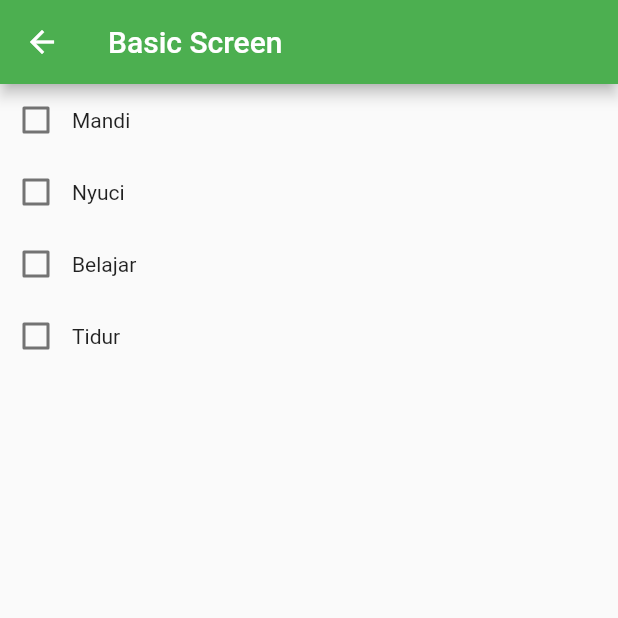
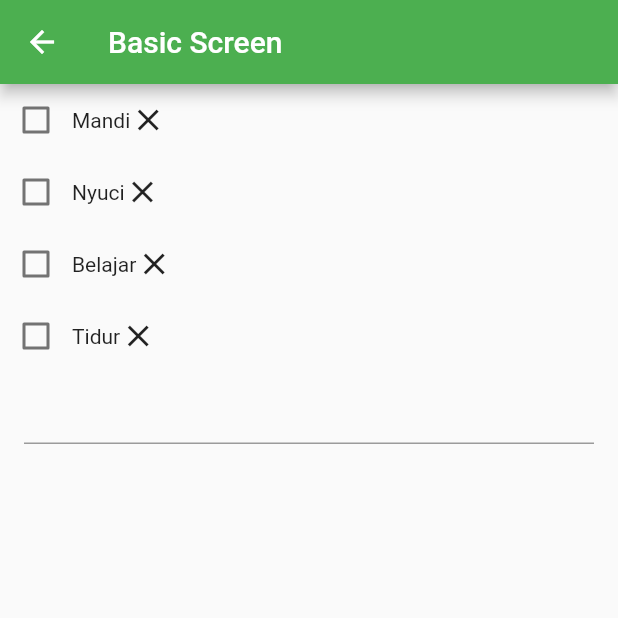
Before and after one commit to imaldi/learn_flutter_from_basic, a Flutter app: the BasicScreen screen opened directly, on a phone screen of 412 x 824 dp, the top half of it. Run offline on Flutter 3.47's test engine with Material 2 defaults, Android fonts, the phone set to English and light mode, and no system bars; our stand-ins replace shared_preferences; accounts and stored records are empty.

Commit message:
done add and delete todo list

```diff
--- a/lib/basic_screen.dart
+++ b/lib/basic_screen.dart
@@ -10,7 +10,6 @@ class BasicScreen extends StatefulWidget {
 }
 
 class _BasicScreenState extends State<BasicScreen> {
-
   // List<bool> listValueToDoIsDone = [
   //   false,
   //   false,
@@ -26,26 +25,31 @@ class _BasicScreenState extends State<BasicScreen> {
   // ];
 
   List<ToDo> listTodo = [
-    ToDo(false,"Mandi"),
-    ToDo(false,"Nyuci"),
-    ToDo(false,"Belajar"),
-    ToDo(false,"Tidur"),
+    ToDo(false, "Mandi"),
+    ToDo(false, "Nyuci"),
+    ToDo(false, "Belajar"),
+    ToDo(false, "Tidur"),
   ];
+  var inputController = TextEditingController();
 
   // 1. cara pertama cuma modal for dan function
-  List<Widget> widgetTodo(){
+  List<Widget> widgetTodo() {
     var listOfToDos = <Widget>[];
-    for(var i = 0; i < listTodo.length; i++){
-      listOfToDos.add(Row(
+    for (var i = 0; i < listTodo.length; i++) {
+      listOfToDos.add(
+        Row(
           children: [
-          Checkbox(value: listTodo[i].isDone, onChanged: (val){
+            Checkbox(
+                value: listTodo[i].isDone,
+                onChanged: (val) {
                   setState(() {
                     listTodo[i].isDone = !listTodo[i].isDone;
                   });
                 }),
             Text(listTodo[i].task),
           ],
-      ),);
+        ),
+      );
     }
     return listOfToDos;
   }
@@ -56,9 +60,62 @@ class _BasicScreenState extends State<BasicScreen> {
       appBar: AppBar(
         title: Text("Basic Screen"),
       ),
-      body: Center(
-        child: Column(children: widgetTodo()
-          ,)
+      body: SingleChildScrollView( // ini dipakai karena kadang widget berupa list, melebihi tinggi dari layar
+        child: Center(
+          child:
+
+              /// ini komen dlu
+              // Column(children: widgetTodo()
+              //   ,)
+              // 2. dengan ListView.builder
+              Column(
+            children: [
+              ListView.builder(
+                  // ini dipakai untuk resolve bentrol Scrollable, karena Listview defaultnya sendiri bisa di scroll, tapi widget lain nggak,
+                  // jadi kadang widget lain kalau keluar layar ga bisa d scroll supaya kelihatan
+                  physics: const NeverScrollableScrollPhysics(),
+                  // ini untuk supaya ListView di dalam Column ga error (Karena kolom ga tau seberapa panjang listview ketika column di buat)
+                  scrollDirection: Axis.vertical,
+                  // ini untuk supaya ListView di dalam Column ga error (Karena kolom ga tau seberapa panjang listview ketika column di buat)
+                  shrinkWrap: true,
+                  // ini wajib biar dia tau mau berapa banyak item yang dia generate / build
+                  itemCount: listTodo.length,
+                  // ini widget yang di buat per Item dari List yg dia generate
+                  itemBuilder: (context, index) {
+                    return Row(
+                      children: [
+                        Checkbox(
+                            value: listTodo[index].isDone,
+                            onChanged: (val) {
+                              setState(() {
+                                listTodo[index].isDone = !listTodo[index].isDone;
+                              });
+                            }),
+                        Text(listTodo[index].task),
+                        GestureDetector(
+                            onTap: (){
+                              setState((){
+                                listTodo.removeAt(index);
+                              });
+                            },
+                            child: Icon(Icons.clear))
+                      ],
+                    );
+                  }),
+              Container(
+                  margin: const EdgeInsets.symmetric(horizontal: 16),
+                  child: TextFormField(
+                    controller: inputController,
+                    onEditingComplete: (){
+                      setState((){
+                        listTodo.add(ToDo(false,inputController.text)) ;
+                        inputController.text = "";
+                      });
+                    },
+                  )),
+            ],
+          ),
+        ),
       ),
     );
   }
```
Lines whose indentation alone changed are shown as unchanged.
